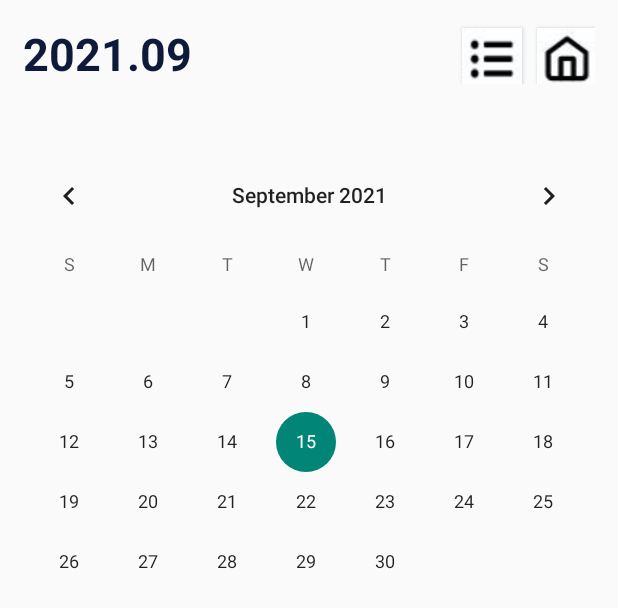
After one commit to U-and-Me/TTODDO, an Android app: the layout calender.xml on its own in the app's theme, with its tools: preview values and no code run, on a phone screen of 412 x 824 dp. The commit adds this screen. Shown: the top 608 px of the screen. Run offline under Robolectric (Android 15) with nearby library versions, the phone set to English and light mode, and no system bars.

Commit message:
added calender

```diff
--- a/app/src/main/AndroidManifest.xml
+++ b/app/src/main/AndroidManifest.xml
@@ -8,7 +8,7 @@
         android:label="@string/app_name"
         android:roundIcon="@mipmap/ic_launcher_round"
         android:supportsRtl="true"
-        android:theme="@style/Theme.AppCompat.NoActionBar">
+        android:theme="@style/Theme.AppCompat.Light.NoActionBar">
         <activity android:name=".MainActivity">
             <intent-filter>
                 <action android:name="android.intent.action.MAIN" />
--- /dev/null
+++ b/app/src/main/res/layout/calender.xml
@@ -0,0 +1,40 @@
+<?xml version="1.0" encoding="utf-8"?>
+<LinearLayout xmlns:android="http://schemas.android.com/apk/res/android"
+    android:orientation="vertical" android:layout_width="match_parent"
+    android:layout_height="match_parent">
+
+    <LinearLayout
+        android:layout_width="match_parent"
+        android:layout_height="wrap_content"
+        android:orientation="horizontal"
+        android:padding="15dp">
+        <TextView
+            android:id="@+id/txtMonth"
+            android:layout_width="wrap_content"
+            android:layout_height="wrap_content"
+            android:text="2021.09"
+            android:textSize="30sp"
+            android:textColor="#0E1A39"
+            android:textStyle="bold"/>
+        <Button
+            android:id="@+id/btnList"
+            android:layout_width="40dp"
+            android:layout_height="40dp"
+            android:layout_marginLeft="180dp"
+            android:layout_marginTop="-3dp"
+            android:background="@drawable/list_w"/>
+        <Button
+            android:id="@+id/btnHome"
+            android:layout_width="40dp"
+            android:layout_height="40dp"
+            android:layout_marginLeft="10dp"
+            android:layout_marginTop="-3dp"
+            android:background="@drawable/home_w"/>
+    </LinearLayout>
+
+    <CalendarView
+        android:layout_width="match_parent"
+        android:layout_height="wrap_content"
+        android:layout_marginTop="25dp"/>
+
+</LinearLayout>
```
Also changed, not shown: app/src/main/java/com/cookandroid/todolist/calender.java (added, +19 -0 lines), app/src/main/java/com/cookandroid/todolist/main.java (+10 -0 lines), app/src/main/res/layout/main.xml (+8 -7 lines), app/src/main/res/drawable-v24/home_w.JPG (added), app/src/main/res/drawable-v24/list_w.JPG (added).
